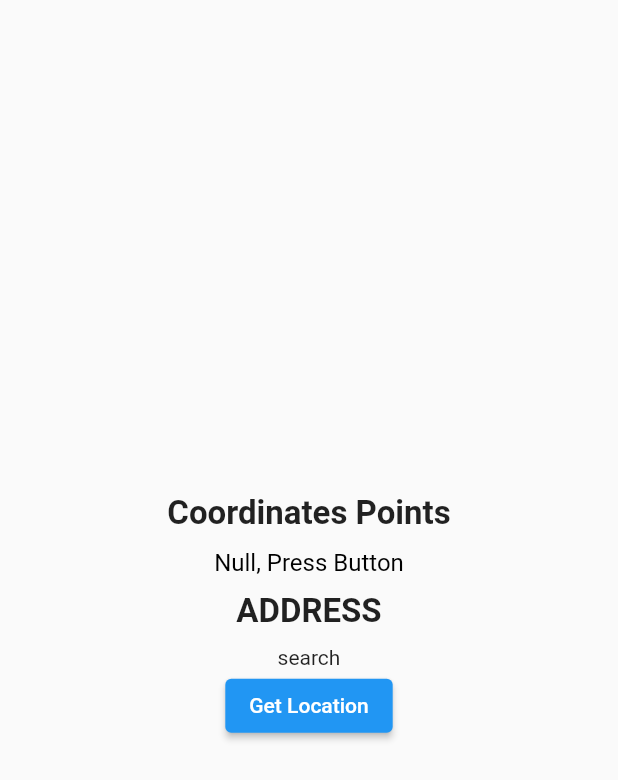
After one commit to TarekNassri/order_app, a Flutter app: the GetLocation screen opened directly, after a tap on "Get Location", on a phone screen of 412 x 824 dp. The commit adds this screen. Shown: the top 780 px of the screen. Run offline on Flutter 3.47's test engine with Material 2 defaults, Android fonts, the light colour scheme and no system bars; our stand-ins replace cloud_firestore, email_validator, firebase_auth, firebase_core, geocoding, geolocator and 2 more; accounts and stored records are empty.

Commit message:
GetLocation Tool

```diff
--- /dev/null
+++ b/lib/GetLocation.dart
@@ -0,0 +1,96 @@
+import 'package:flutter/material.dart';
+import 'package:geolocator/geolocator.dart';
+import 'package:geocoding/geocoding.dart';
+
+
+class GetLocation extends StatefulWidget {
+  const GetLocation({Key? key}) : super(key: key);
+
+  @override
+  GetLocation1 createState() => GetLocation1();
+}
+
+class GetLocation1 extends State<GetLocation> {
+  late TextEditingController x ;
+  late TextEditingController y ;
+  late TextEditingController z ;
+  String location ='Null, Press Button';
+  String Address = 'search';
+
+  Future<Position> getGeoLocationPosition() async {
+    bool serviceEnabled;
+    LocationPermission permission;
+
+    // Test if location services are enabled.
+    serviceEnabled = await Geolocator.isLocationServiceEnabled();
+    if (!serviceEnabled) {
+      // Location services are not enabled don't continue
+      // accessing the position and request users of the
+      // App to enable the location services.
+      await Geolocator.openLocationSettings();
+      return Future.error('Location services are disabled.');
+    }
+
+    permission = await Geolocator.checkPermission();
+    if (permission == LocationPermission.denied) {
+      permission = await Geolocator.requestPermission();
+      if (permission == LocationPermission.denied) {
+        // Permissions are denied, next time you could try
+        // requesting permissions again (this is also where
+        // Android's shouldShowRequestPermissionRationale
+        // returned true. According to Android guidelines
+        // your App should show an explanatory UI now.
+        return Future.error('Location permissions are denied');
+      }
+    }
+
+    if (permission == LocationPermission.deniedForever) {
+      // Permissions are denied forever, handle appropriately.
+      return Future.error(
+          'Location permissions are permanently denied, we cannot request permissions.');
+    }
+
+    // When we reach here, permissions are granted and we can
+    // continue accessing the position of the device.
+    return await Geolocator.getCurrentPosition(desiredAccuracy: LocationAccuracy.high);
+  }
+
+  Future<void> GetAddressFromLatLong(Position position,TextEditingController x , TextEditingController y , TextEditingController z)async {
+    List<Placemark> placemarks = await placemarkFromCoordinates(position.latitude, position.longitude);
+    print(placemarks);
+    Placemark place = placemarks[0];
+    x.text = '${place.street}';
+    y.text = '${place.postalCode}';
+    z.text = '${place.locality}';
+
+
+    Address = '${place.street}, ${place.subLocality}, ${place.locality}, ${place.postalCode}, ${place.country}';
+    setState(()  {
+    });
+  }
+
+  @override
+  Widget build(BuildContext context) {
+    return Scaffold(
+      body: Center(
+        child: Column(
+          mainAxisAlignment: MainAxisAlignment.center,
+          children: [
+            Text('Coordinates Points',style: TextStyle(fontSize: 22,fontWeight: FontWeight.bold),),
+            SizedBox(height: 10,),
+            Text(location,style: TextStyle(color: Colors.black,fontSize: 16),),
+            SizedBox(height: 10,),
+            Text('ADDRESS',style: TextStyle(fontSize: 22,fontWeight: FontWeight.bold),),
+            SizedBox(height: 10,),
+            Text('${Address}'),
+            ElevatedButton(onPressed: () async{
+              Position position = await getGeoLocationPosition();
+              location ='Lat: ${position.latitude} , Long: ${position.longitude}';
+              GetAddressFromLatLong(position,x,y,z);
+            }, child: Text('Get Location'))
+          ],
+        ),
+      ),
+    );
+  }
+}
```
Also changed, not shown: lib/Login_Files/RegisterPage.dart (+38 -27 lines), 2 other files.
